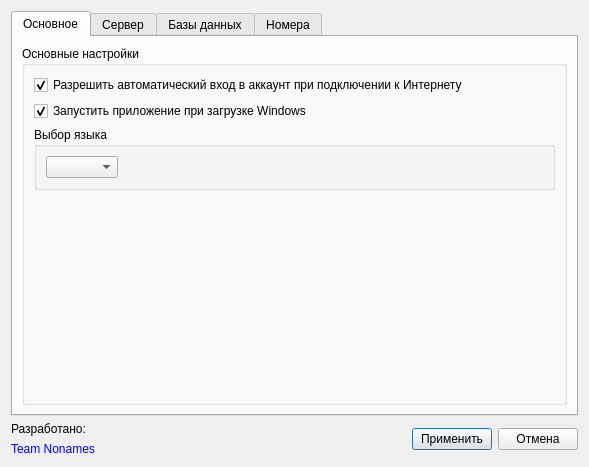
okostynchuk/Outcall, file SettingsDialog.ui: the form before one commit.
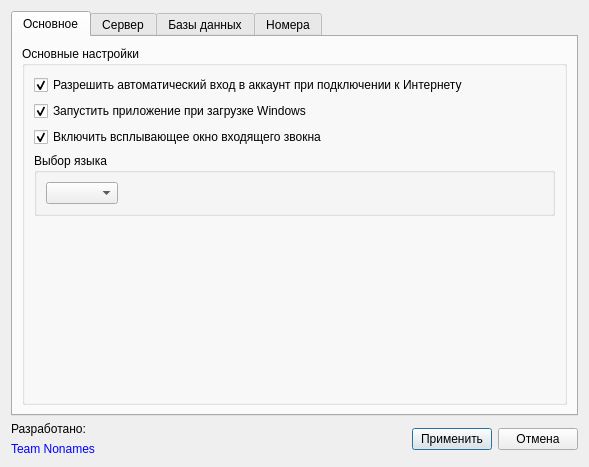
The form after the commit. Icons and pictures are not drawn.

Commit message: chekbox for on/off popupWindow

```diff
--- a/SettingsDialog.ui
+++ b/SettingsDialog.ui
@@ -65,6 +65,19 @@
               </property>
              </widget>
             </item>
+            <item>
+             <widget class="QCheckBox" name="show_call_popup">
+              <property name="enabled">
+               <bool>true</bool>
+              </property>
+              <property name="text">
+               <string>Включить всплывающее окно входящего звокна</string>
+              </property>
+              <property name="checked">
+               <bool>true</bool>
+              </property>
+             </widget>
+            </item>
            </layout>
           </item>
           <item row="3" column="0">
```
The commit also changes 3 other files.
